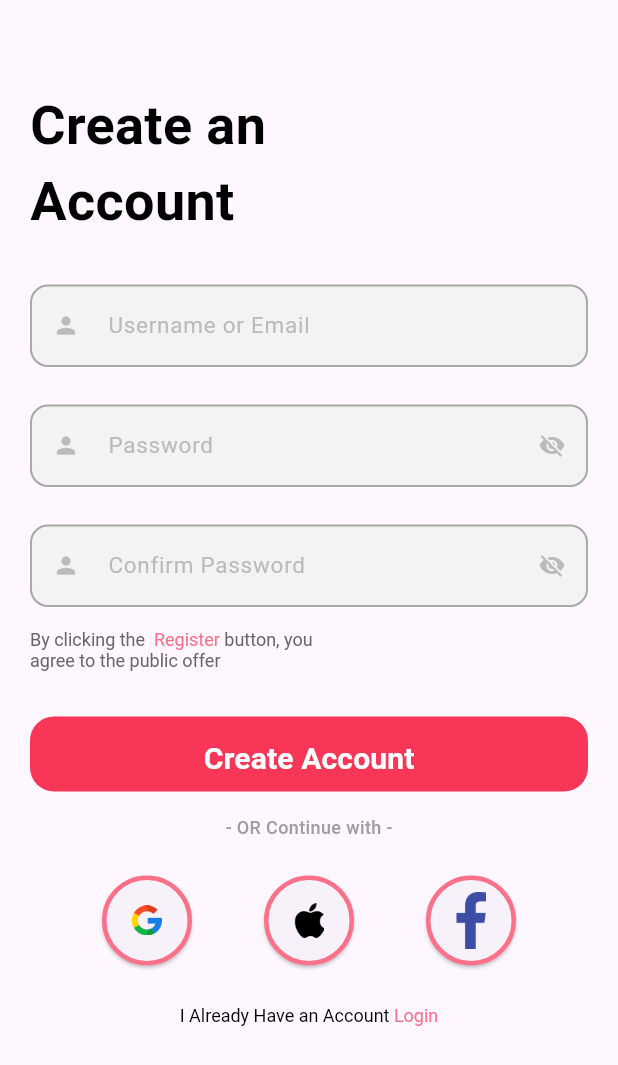
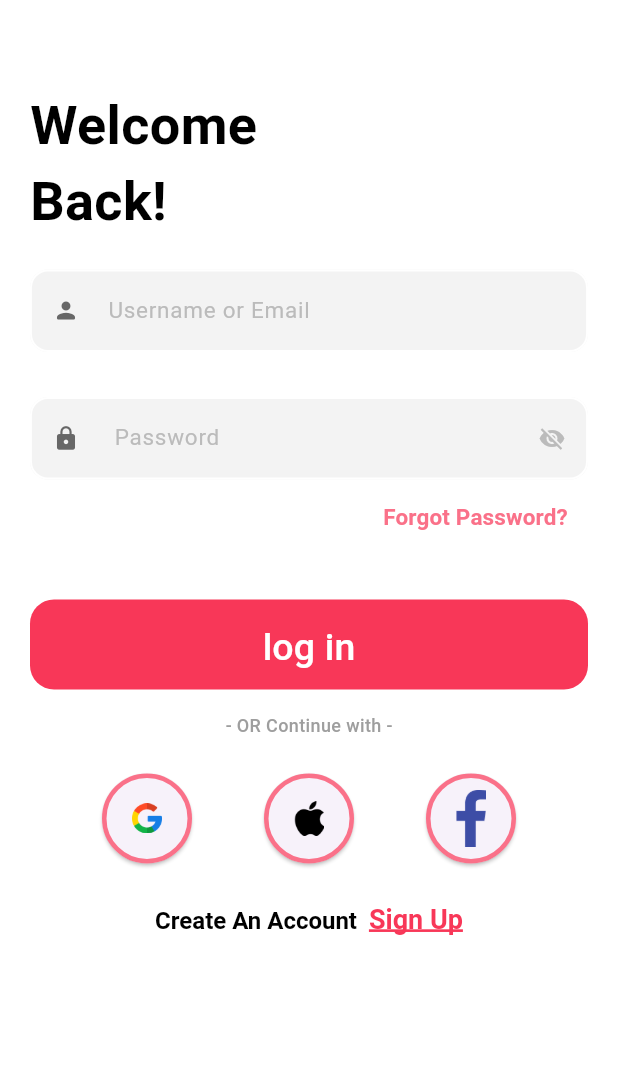
Before and after one commit to MinaVictor1/Ecommerce, a Flutter app: the screen it shows after launch, after a tap on "Skip", on a phone screen of 412 x 824 dp. Shown: the top 1065 px of the screen. Run offline on Flutter 3.47's test engine with Material 3 defaults, Android fonts, the phone set to English and light mode, and no system bars; our stand-ins replace auto_size_text, carousel_slider, go_router; network calls fail.

Commit message:
add Routes and new TextStyles
Signed-off-by: Mariamsamy26 <mariamsamy324@gmail.com>

```diff
--- a/lib/core/routing/app_router.dart
+++ b/lib/core/routing/app_router.dart
@@ -3,7 +3,10 @@ import 'package:ecommerce/features/bottomnavigationbar/bottom_navigation_bar.dar
 import 'package:ecommerce/features/onboarding/onboard_page.dart';
 import 'package:ecommerce/features/shop/presentation/screens/shop.dart';
 import 'package:ecommerce/features/sign_up/presentation/screens/sign_up.dart';
+import 'package:ecommerce/features/signin/singnin_page.dart';
 import 'package:go_router/go_router.dart';
+
+import '../../features/Profile/Profile_page.dart';
 
 abstract class Approute {
   static final router = GoRouter(
@@ -26,6 +29,15 @@ abstract class Approute {
         path: Routes.kSignUp,
         builder: (context, state) => const SignUp(),
       ),
+
+      GoRoute(
+        path: Routes.kSignIn,
+        builder: (context, state) => const SingninPage(),
+      ),
+      GoRoute(
+        path: Routes.kProfile,
+        builder: (context, state) => const peofilePage(),
+      ),
     ],
   );
 }
--- a/lib/core/routing/routes.dart
+++ b/lib/core/routing/routes.dart
@@ -2,4 +2,6 @@ class Routes {
   static const kButtomNavigationBar = '/ButtomNavigationBar';
   static const kShopPage = '/ShopPage';
   static const kSignUp = '/SignUp';
+  static const kSignIn = '/SignIn';
+  static const kProfile = '/Profile';
 }
--- a/lib/core/theme/styles.dart
+++ b/lib/core/theme/styles.dart
@@ -99,4 +99,14 @@ class TextStyles {
     fontWeight: FontWeightHelper.bold,
     color: Colors.white,
   );
+  static TextStyle font18redUnterLine = const TextStyle(
+    fontSize: 18.0,
+      color: ColorsManager.red,
+      fontWeight: FontWeightHelper.bold,
+      decoration: TextDecoration.underline,
+      decorationColor: ColorsManager.red,
+      decorationThickness: 2
+  );
+
+
 }
--- a/lib/features/onboarding/onboard_page.dart
+++ b/lib/features/onboarding/onboard_page.dart
@@ -37,7 +37,7 @@ class _OnboardingState extends State<Onboarding> {
                   ),
                   GestureDetector(
                     onTap: () {
-                      GoRouter.of(context).push(Routes.kSignUp);
+                      GoRouter.of(context).push(Routes.kSignIn);
                     },
                     child: const Text(
                       'Skip',
@@ -97,7 +97,7 @@ class _OnboardingState extends State<Onboarding> {
                       GestureDetector(
                         onTap: () {
                           if (index == 2) {
-                            GoRouter.of(context).push(Routes.kSignUp);
+                            GoRouter.of(context).push(Routes.kSignIn);
                           } else {
                             _controller.animateToPage(
                               index + 1,
--- a/lib/features/sign_up/presentation/screens/widgets/have_an_account.dart
+++ b/lib/features/sign_up/presentation/screens/widgets/have_an_account.dart
@@ -1,6 +1,9 @@
 import 'package:ecommerce/core/theme/colors.dart';
 import 'package:ecommerce/core/theme/styles.dart';
 import 'package:flutter/material.dart';
+import 'package:go_router/go_router.dart';
+
+import '../../../../../core/routing/routes.dart';
 
 class HaveAnAccount extends StatelessWidget {
   const HaveAnAccount({super.key});
@@ -8,17 +11,21 @@ class HaveAnAccount extends StatelessWidget {
   @override
   Widget build(BuildContext context) {
     return Center(
+      child: InkWell(
+        onTap: () => GoRouter.of(context).push(Routes.kSignUp),
         child: RichText(
           text: TextSpan(
             children: <TextSpan>[
               TextSpan(
                 text: 'I Already Have an Account ',
-                style: TextStyles.font12BlackRegular),
+                style: TextStyles.font12BlackRegular,
+              ),
               TextSpan(
                 text: 'Login',
-                style: TextStyles.font12BlackRegular
-                    .copyWith(color: ColorsManager.pink)),
+                style: TextStyles.font12BlackRegular,
+              ),
             ],
+          ),
         ),
       ),
     );
--- /dev/null
+++ b/lib/features/signin/singnin_page.dart
@@ -0,0 +1,70 @@
+import 'package:ecommerce/features/signin/widgets/Forgot_text.dart';
+import 'package:ecommerce/features/signin/widgets/input_in.dart';
+import 'package:ecommerce/features/signin/widgets/login_button.dart';
+import 'package:flutter/material.dart';
+import 'package:go_router/go_router.dart';
+
+import '../../core/routing/routes.dart';
+import '../../core/theme/colors.dart';
+import '../../core/theme/styles.dart';
+
+class SingninPage extends StatefulWidget {
+  const SingninPage({super.key});
+
+  @override
+  State<SingninPage> createState() => _SingninPageState();
+}
+
+class _SingninPageState extends State<SingninPage> {
+  bool isObscureTextPassword = true;
+
+  @override
+  Widget build(BuildContext context) {
+    return Scaffold(
+      body: SafeArea(
+        child: Container(
+          color: Colors.white,
+          child: Padding(
+            padding: EdgeInsets.symmetric(
+                horizontal: 20,
+                vertical: MediaQuery
+                    .of(context)
+                    .size
+                    .height * 0.07),
+            child: Column(
+              crossAxisAlignment: CrossAxisAlignment.start,
+              children: [
+                Text("Welcome \nBack!", style: TextStyles.font36BlackBold),
+                SizedBox(height: 20),
+                InputsSignIn(),
+                ForgotButton(
+                  onPressed: () {},
+                ),
+                SignUpButtons(),
+
+                Center(
+                  child: InkWell(
+                    onTap: () =>
+                        GoRouter.of(context).push(Routes.kSignUp),
+                    child: RichText(
+                      text: TextSpan(
+                        children: <TextSpan>[
+                          TextSpan(
+                              text: 'Create An Account  ',
+                              style: TextStyles.font16BlackSemiBold),
+                          TextSpan(
+                              text: 'Sign Up',
+                              style: TextStyles.font18redUnterLine),
+                        ],
+                      ),
+                    ),
+                  ),
+                )
+              ],
+            ),
+          ),
+        ),
+      ),
+    );
+  }
+}
--- /dev/null
+++ b/lib/features/signin/widgets/Circle_Button.dart
@@ -0,0 +1,27 @@
+import 'package:ecommerce/core/theme/colors.dart';
+import 'package:flutter/material.dart';
+
+class CircleButton extends StatelessWidget {
+  final Function() onPressed;
+  final String iconPath;
+  const CircleButton(
+      {super.key, required this.iconPath, required this.onPressed});
+
+  @override
+  Widget build(BuildContext context) {
+    return SizedBox(
+      width: 60,
+      child: ElevatedButton(
+        onPressed: onPressed,
+        style: ElevatedButton.styleFrom(
+          shape: const CircleBorder(
+              side: BorderSide(color: ColorsManager.pink, width: 3)),
+          padding: const EdgeInsets.all(20),
+        ),
+        child: Image.asset(
+          iconPath,
+        ),
+      ),
+    );
+  }
+}
--- /dev/null
+++ b/lib/features/signin/widgets/Forgot_text.dart
@@ -0,0 +1,29 @@
+import 'package:ecommerce/core/theme/colors.dart';
+import 'package:flutter/material.dart';
+
+import '../../../../core/widgets/app_text_button.dart';
+import '../../../core/theme/styles.dart';
+
+class ForgotButton extends StatelessWidget {
+  final Function() onPressed;
+  const ForgotButton(
+      {required this.onPressed});
+
+  @override
+  Widget build(BuildContext context) {
+    return Row(
+      mainAxisAlignment: MainAxisAlignment.end,
+      children: [
+        AppTextButton(
+          buttonWidth: 150,
+          buttonText: 'Forgot Password?',
+          backgroundColor: Colors.transparent,
+          textStyle: TextStyles.font15PinkSemiBold,
+          onPressed: () {
+
+          },
+        ),
+      ],
+    );
+  }
+}
--- /dev/null
+++ b/lib/features/signin/widgets/input_in.dart
@@ -0,0 +1,59 @@
+import 'package:ecommerce/core/theme/colors.dart';
+import 'package:ecommerce/core/theme/styles.dart';
+import 'package:ecommerce/core/widgets/text_form_field.dart';
+import 'package:flutter/material.dart';
+
+class InputsSignIn extends StatefulWidget {
+  const InputsSignIn({
+    super.key,
+  });
+
+  @override
+  State<InputsSignIn> createState() => _InputsSignInState();
+}
+
+class _InputsSignInState extends State<InputsSignIn> {
+  bool isObscureTextPassword = true;
+  bool isObscureTextConfirmPassword = true;
+
+  @override
+  Widget build(BuildContext context) {
+    return Form(
+      child: Column(
+        children: [
+          AppTextFormField(
+            backgroundColor: ColorsManager.offWhite,
+            prefixIcon: const Icon(Icons.person_rounded ,
+              color: ColorsManager.lighterBlack,),
+            hintText: 'Username or Email',
+            hintStyle: TextStyles.font15grayRegular,
+            validator: (String) {},
+          ),
+          const SizedBox(height: 30),
+          AppTextFormField(
+            hintText: " Password",
+            hintStyle: TextStyles.font15grayRegular,
+            isObscureText: isObscureTextPassword,
+            validator: (p0) {},
+            backgroundColor: ColorsManager.offWhite,
+            prefixIcon: const Icon(Icons.lock,
+              color: ColorsManager.lighterBlack,),
+            suffixIcon: GestureDetector(
+              onTap: () {
+                setState(() {
+                  isObscureTextPassword = !isObscureTextPassword;
+                });
+              },
+              child: Icon(
+                  isObscureTextPassword
+                      ? Icons.visibility_off
+                      : Icons.visibility,
+                  color: ColorsManager.gray),
+            ),
+          ),
+
+        ],
+      ),
+    );
+  }
+}
--- /dev/null
+++ b/lib/features/signin/widgets/login_button.dart
@@ -0,0 +1,60 @@
+import 'package:ecommerce/core/theme/colors.dart';
+import 'package:ecommerce/core/theme/styles.dart';
+import 'package:ecommerce/core/widgets/app_text_button.dart';
+import 'package:flutter/material.dart';
+import 'package:go_router/go_router.dart';
+
+import '../../../core/routing/routes.dart';
+import 'Circle_Button.dart';
+
+class SignUpButtons extends StatelessWidget {
+  const SignUpButtons({super.key});
+
+  @override
+  Widget build(BuildContext context) {
+    return Column(children: [
+      const SizedBox(
+        height: 30,
+      ),
+      AppTextButton(
+        backgroundColor: ColorsManager.red,
+        buttonHeight: 60,
+        buttonText: 'log in',
+        textStyle: const TextStyle(color: Colors.white, fontSize: 25),
+        onPressed: () {
+          GoRouter.of(context).push(Routes.kButtomNavigationBar);
+        },
+      ),
+      const SizedBox(
+        height: 15,
+      ),
+      Text(
+        "- OR Continue with -",
+        style: TextStyles.font12GreyMedium,
+      ),
+      const SizedBox(
+        height: 15,
+      ),
+      Row(
+        mainAxisAlignment: MainAxisAlignment.spaceEvenly,
+        children: [
+          CircleButton(
+            iconPath: "assets/logo/google.png",
+            onPressed: () {},
+          ),
+          CircleButton(
+            iconPath: "assets/logo/apple.png",
+            onPressed: () {},
+          ),
+          CircleButton(
+            iconPath: "assets/logo/facebook.png",
+            onPressed: () {},
+          ),
+        ],
+      ),
+      const SizedBox(
+        height: 18,
+      )
+    ]);
+  }
+}
```
Also changed, not shown: lib/core/widgets/stylish_app_bar.dart (+6 -1 lines), lib/features/Profile/Profile_page.dart (added, +64 -0 lines), lib/features/Profile/widgets/Bank_Account_Details.dart (added, +54 -0 lines), lib/features/Profile/widgets/Business_Address_Details.dart (added, +79 -0 lines), lib/features/Profile/widgets/Personal_Details.dart (added, +50 -0 lines), lib/features/Profile/widgets/img_profile.dart (added, +32 -0 lines), pubspec.lock. Lines whose indentation alone changed are shown as unchanged.
